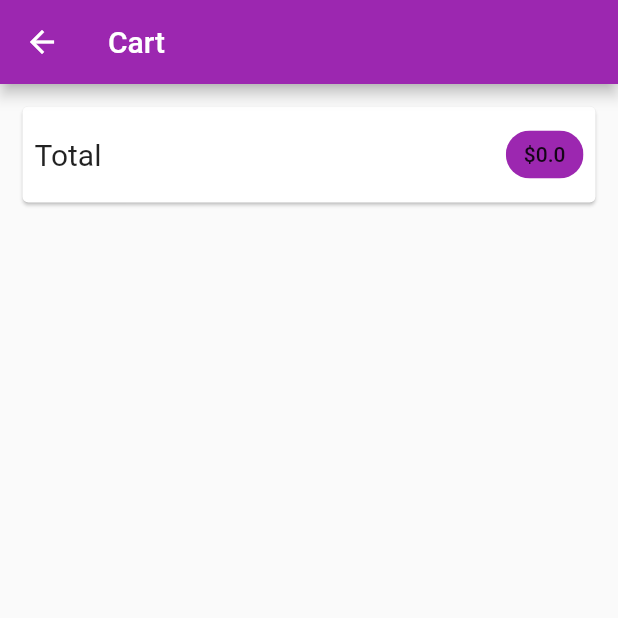
After one commit to alexrodrigues/ShopApp, a Flutter app: the CartsScreen screen opened by its route, on a phone screen of 412 x 824 dp, the top half of it. The commit adds this screen. Run offline on Flutter 3.47's test engine with Material 2 defaults, Android fonts, the phone set to English and light mode, and no system bars; network calls fail.

Commit message:
cart screen

```diff
--- a/lib/main.dart
+++ b/lib/main.dart
@@ -1,10 +1,11 @@
 import 'package:flutter/material.dart';
 import 'package:provider/provider.dart';
 
+import './providers/carts_provider.dart';
+import './providers/products_provider.dart';
+import './screens/carts_screen.dart';
+import './screens/product_detail_screen.dart';
 import './screens/product_overview_screen.dart';
-import './screens/product_detail_screen.dart';
-import './providers/products_provider.dart';
-import './providers/carts_provider.dart';
 
 void main() => runApp(MyApp());
 
@@ -18,6 +19,7 @@ class MyApp extends StatelessWidget {
       ],
       child: MaterialApp(
         title: 'MyShop',
+        debugShowCheckedModeBanner: false,
         theme: ThemeData(
           primarySwatch: Colors.purple,
           accentColor: Colors.deepOrange,
@@ -25,7 +27,8 @@ class MyApp extends StatelessWidget {
         initialRoute: '/',
         routes: {
           '/': (ctx) => ProductsOverviewScreen(),
-          ProductDetailScreen.ROUTE_NAME: (ctx) => ProductDetailScreen()
+          ProductDetailScreen.ROUTE_NAME: (ctx) => ProductDetailScreen(),
+          CartsScreen.ROUTE_NAME: (ctx) => CartsScreen()
         },
       ),
     );
--- a/lib/providers/carts_provider.dart
+++ b/lib/providers/carts_provider.dart
@@ -25,6 +25,15 @@ class Cart with ChangeNotifier {
     return _items != null ? _items.length : 0;
   }
 
+  double get totalAmount {
+    var total = 0.0;
+    _items.forEach((key, value) {
+      total += value.price * value.quantitiy;
+    });
+
+    return total;
+  }
+
   void addItem(String productId, String title, double price) {
     if (_items.containsKey(productId)) {
       // change the quantity
--- /dev/null
+++ b/lib/screens/carts_screen.dart
@@ -0,0 +1,44 @@
+import 'package:flutter/material.dart';
+import 'package:provider/provider.dart';
+import 'package:shop_app/providers/carts_provider.dart';
+
+class CartsScreen extends StatelessWidget {
+  static const ROUTE_NAME = "CartsScreen";
+
+  @override
+  Widget build(BuildContext context) {
+    return Scaffold(
+      appBar: AppBar(
+        title: Text("Cart"),
+      ),
+      body: Column(
+        children: [
+          Card(
+            margin: EdgeInsets.all(15),
+            child: Padding(
+              padding: const EdgeInsets.all(8.0),
+              child: Row(
+                mainAxisAlignment: MainAxisAlignment.spaceBetween,
+                children: [
+                  Text(
+                    "Total",
+                    style: TextStyle(fontSize: 20.0),
+                  ),
+                  SizedBox(
+                    width: 10,
+                  ),
+                  Consumer<Cart>(builder: (ctx, cartData, extraChild) {
+                    return Chip(
+                      label: Text("\$${cartData.totalAmount}"),
+                      backgroundColor: Theme.of(context).primaryColor,
+                    );
+                  })
+                ],
+              ),
+            ),
+          )
+        ],
+      ),
+    );
+  }
+}
--- a/lib/screens/product_overview_screen.dart
+++ b/lib/screens/product_overview_screen.dart
@@ -1,9 +1,10 @@
 import 'package:flutter/material.dart';
 import 'package:provider/provider.dart';
 
+import '../providers/carts_provider.dart';
+import '../screens/carts_screen.dart';
+import '../widgets/badge.dart';
 import '../widgets/product_grid_view.dart';
-import '../widgets/badge.dart';
-import '../providers/carts_provider.dart';
 
 enum FilterOptions { Favorites, All }
 
@@ -48,7 +49,9 @@ class _ProductsOverviewScreenState extends State<ProductsOverviewScreen> {
           Consumer<Cart>(
             child: IconButton(
               icon: Icon(Icons.shopping_cart),
-              onPressed: () {},
+              onPressed: () {
+                Navigator.of(context).pushNamed(CartsScreen.ROUTE_NAME);
+              },
             ),
             builder: (ctx, cartData, extraChild) =>
                 Badge(child: extraChild, value: cartData.itemsCount.toString()),
```
